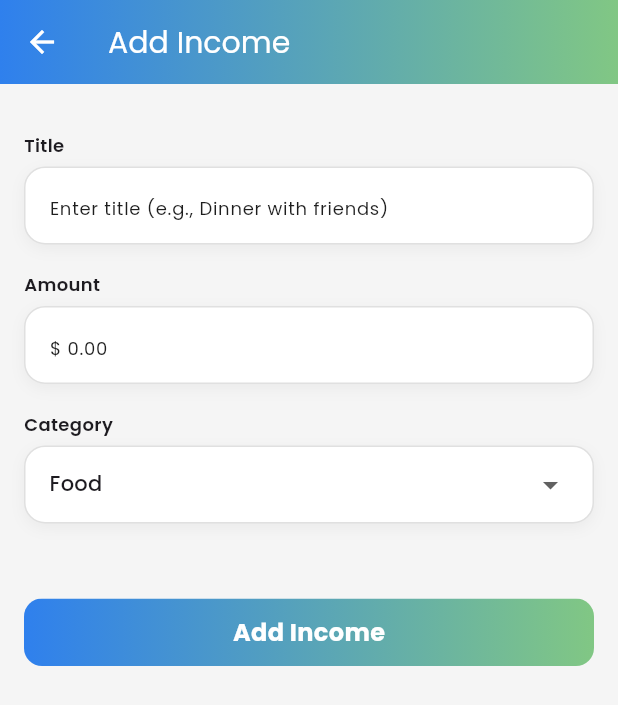
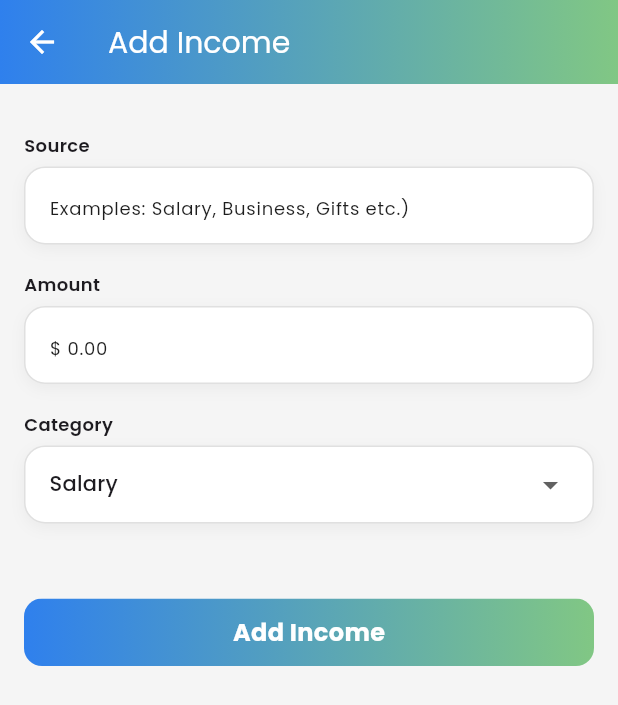
Before and after one commit to Abonyizion/track_it, a Flutter app: the AddIncomeScreen screen opened directly, on a phone screen of 412 x 824 dp. Shown: the top 705 px of the screen. Run offline on Flutter 3.47's test engine with Material 3 defaults, Android fonts, the phone set to English and light mode, and no system bars; our stand-ins replace equatable, flutter_bloc, flutter_speed_dial, google_fonts, hive, hive_flutter and 1 more; accounts and stored records are empty.

Commit message:
Proper initial commit

```diff
--- a/lib/data/local/expense_local_datasource.dart
+++ b/lib/data/local/expense_local_datasource.dart
@@ -1,9 +1,11 @@
 import 'package:hive/hive.dart';
 import '../models/expense_model.dart';
+/*
 
 class ExpenseLocalDataSource {
   Future<Box<ExpenseModel>> _openBox() async {
-    return await Hive.openBox<ExpenseModel>('expenses');
+    return await
+    Hive.openBox<ExpenseModel>('expenses');
   }
 
   Future<List<ExpenseModel>> getAllExpenses() async {
@@ -29,3 +31,4 @@ class ExpenseLocalDataSource {
     await box.clear();
   }
 }
+*/
--- a/lib/presentation/pages/add_expense_screen.dart
+++ b/lib/presentation/pages/add_expense_screen.dart
@@ -65,7 +65,7 @@ class _AddExpenseScreenState extends State<AddExpenseScreen> {
               children: [
                 const SizedBox(
                     height: 20),
-                const Text("Title",
+                const Text("Title/Expense Name",
                     style: TextStyle(
                         fontSize: 12,
                         fontWeight: FontWeight.w600)),
@@ -73,7 +73,7 @@ class _AddExpenseScreenState extends State<AddExpenseScreen> {
                     height: 6),
                 _roundedInputField(
                   controller: _titleController,
-                  hint: "Enter title (e.g., Dinner with friends)",
+                  hint: "Examples: Dinner, Groceries, Electricity etc.",
                   validator: (value) =>
                   value == null || value.isEmpty ? 'Enter a title' : null,
                 ),
--- a/lib/presentation/pages/add_income_screen.dart
+++ b/lib/presentation/pages/add_income_screen.dart
@@ -24,15 +24,16 @@ class _AddIncomeScreenState extends State<AddIncomeScreen> {
   final TextEditingController _titleController = TextEditingController();
   final TextEditingController _amountController = TextEditingController();
 
-  String _selectedCategory = 'Food';
+  String _selectedCategory = 'Salary';
 
   final List<String> _categories = [
-    'Food',
-    'Transport',
+    'Salary',
+    'Transportation',
+    'Utilities',
     'Entertainment',
     'Shopping',
-    'Bills',
-    'Other',
+    'Health',
+    'Others',
   ];
 
   void _submit() {
@@ -65,7 +66,7 @@ class _AddIncomeScreenState extends State<AddIncomeScreen> {
               children: [
                 const SizedBox(
                     height: 20),
-                const Text("Title",
+                const Text("Source",
                     style: TextStyle(
                         fontSize: 12,
                         fontWeight: FontWeight.w600)),
@@ -73,7 +74,7 @@ class _AddIncomeScreenState extends State<AddIncomeScreen> {
                     height: 6),
                 _roundedInputField(
                   controller: _titleController,
-                  hint: "Enter title (e.g., Dinner with friends)",
+                  hint: "Examples: Salary, Business, Gifts etc.)",
                   validator: (value) =>
                   value == null || value.isEmpty ? 'Enter a title' : null,
                 ),
```
